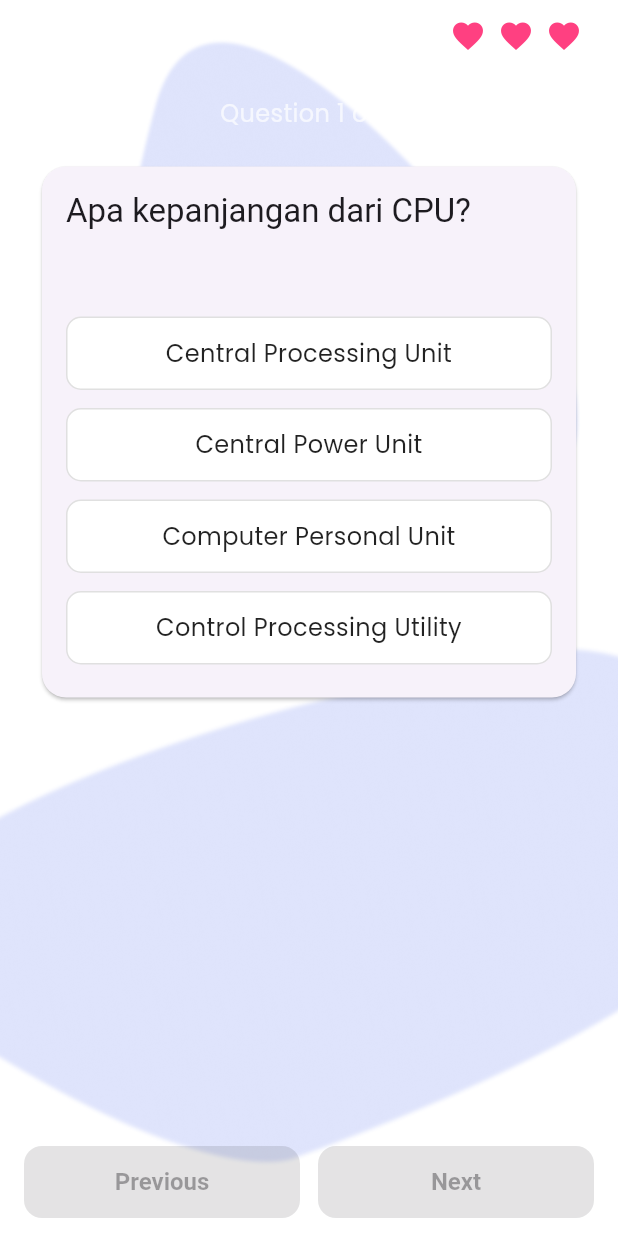
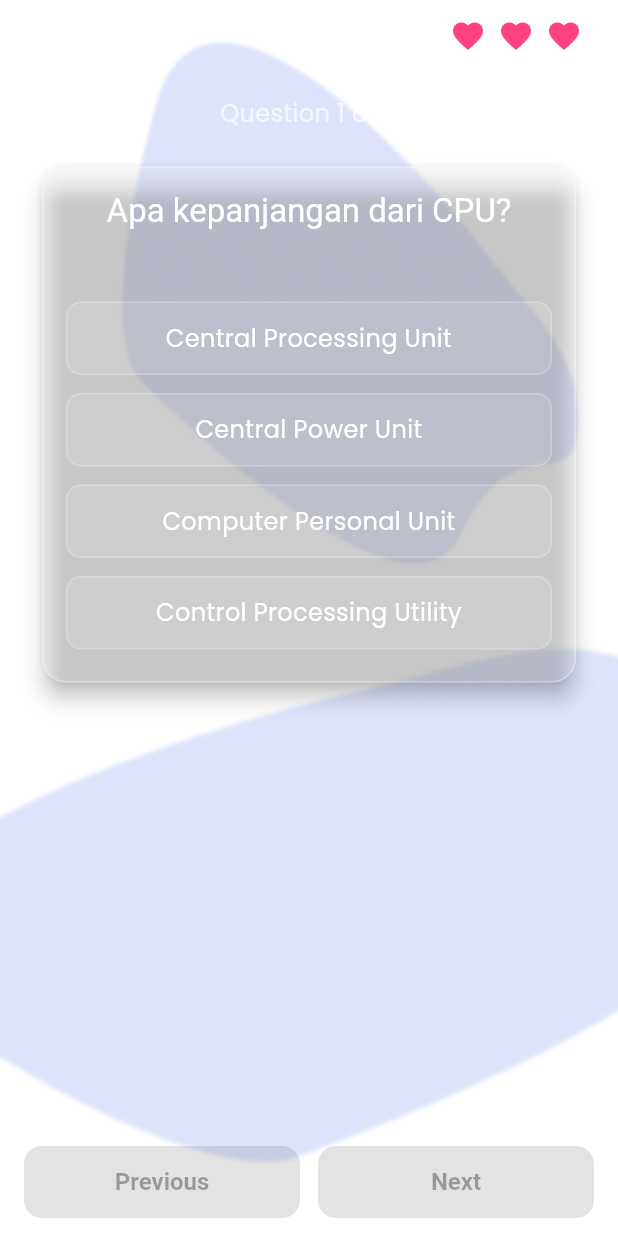
Before and after one commit to alizzati/Quizzi-App, a Flutter app: the QuizScreen screen opened by its route, on a phone screen of 412 x 824 dp. Run offline on Flutter 3.47's test engine with Material 3 defaults, Android fonts, the phone set to English and light mode, and no system bars; our stand-ins replace google_fonts.

Commit message:
style: fix bugs stlye

```diff
--- a/lib/widgets/question_card.dart
+++ b/lib/widgets/question_card.dart
@@ -18,19 +18,30 @@ class QuestionCard extends StatelessWidget {
   @override
   Widget build(BuildContext context) {
     final double padding = 16;
-    return Center(
+
+    return Center( // memastikan posisi di tengah layar
       child: Card(
         margin: EdgeInsets.all(padding),
-        shape: RoundedRectangleBorder(borderRadius: BorderRadius.circular(16)),
+        color: Colors.white.withOpacity(0.2), // 🔹 ini membuat background transparan
+        elevation: 6, // bisa kamu ubah ke 0 jika mau benar-benar flat
+        shape: RoundedRectangleBorder(
+          borderRadius: BorderRadius.circular(16),
+          side: BorderSide(color: Colors.white.withOpacity(0.3)), // opsional, efek outline lembut
+        ),
         child: Padding(
           padding: EdgeInsets.all(padding),
           child: Column(
+            mainAxisSize: MainAxisSize.min, // supaya tidak mengambil seluruh tinggi layar
             crossAxisAlignment: CrossAxisAlignment.stretch,
             children: [
-              // Text('Question $questionNumber', style: Theme.of(context).textTheme.titleMedium),
-              // const SizedBox(height: 8),
-              Text(question.text, style: Theme.of(context).textTheme.titleLarge),
-              const SizedBox(height: 50),
+              Text(
+                question.text,
+                style: Theme.of(context).textTheme.titleLarge?.copyWith(
+                  color: Colors.white, // biar kontras dengan background transparan
+                ),
+                textAlign: TextAlign.center,
+              ),
+              const SizedBox(height: 40),
               ...List.generate(question.options.length, (i) {
                 final bool isSelected = selectedIndex == i;
                 return Padding(
@@ -40,11 +51,19 @@ class QuestionCard extends StatelessWidget {
                     child: Container(
                       padding: const EdgeInsets.symmetric(vertical: 12, horizontal: 12),
                       decoration: BoxDecoration(
-                        color: isSelected ? Colors.indigo.shade50 : Colors.white,
+                        color: isSelected
+                            ? Colors.indigo.withOpacity(0.3)
+                            : Colors.white.withOpacity(0.1),
                         borderRadius: BorderRadius.circular(10),
-                        border: Border.all(color: isSelected ? Colors.indigo : Colors.grey.shade300),
+                        border: Border.all(
+                          color: isSelected ? Colors.indigoAccent : Colors.white24,
+                        ),
                       ),
-                      child: Text(question.options[i], style: const TextStyle(fontSize: 16), textAlign: TextAlign.center,),
+                      child: Text(
+                        question.options[i],
+                        style: const TextStyle(fontSize: 16, color: Colors.white),
+                        textAlign: TextAlign.center,
+                      ),
                     ),
                   ),
                 );
```
Also changed, not shown: pubspec.yaml (+10 -10 lines), 1 other file.
